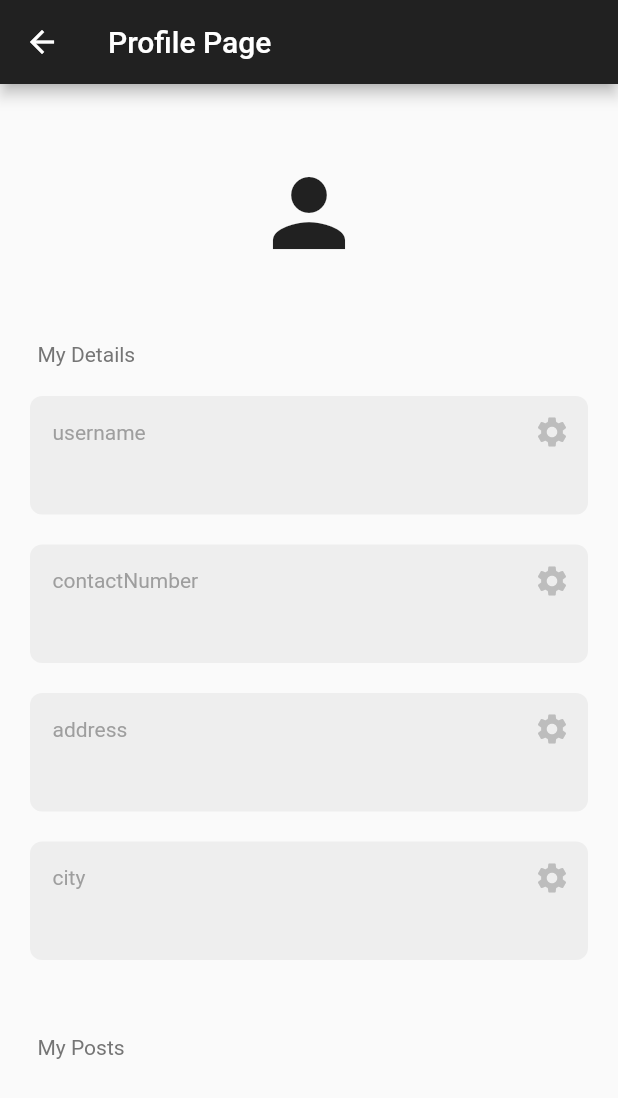
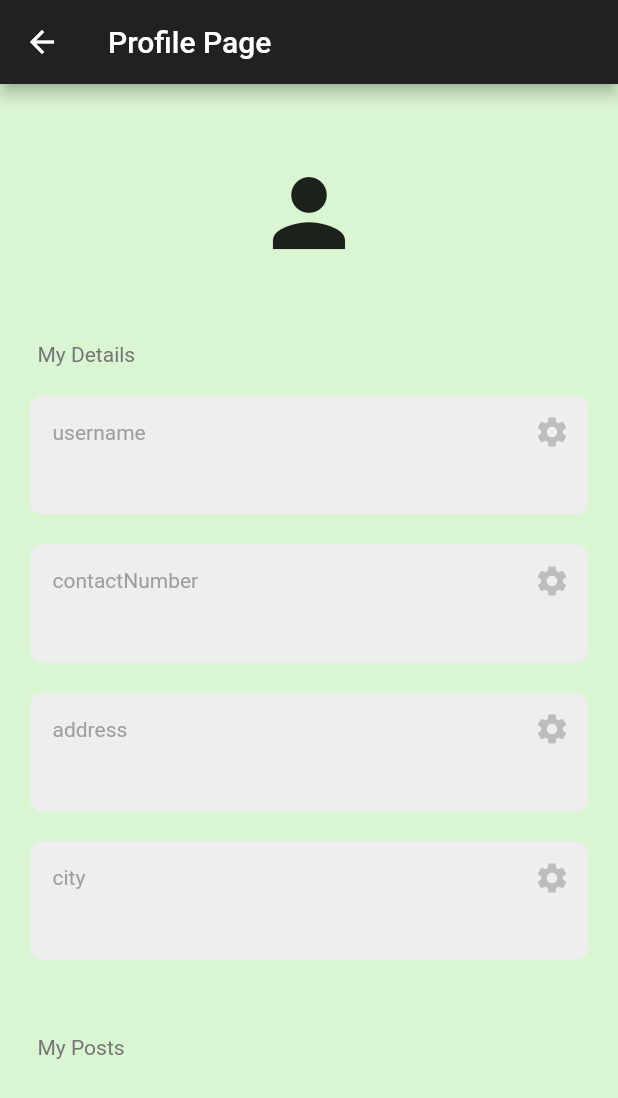
Before and after one commit to OmeshSachethana/UEE_Project, a Flutter app: the ProfilePage screen opened directly, on a phone screen of 412 x 824 dp. Shown: the top 1098 px of the screen. Run offline on Flutter 3.47's test engine with Material 2 defaults, Android fonts, the phone set to English and light mode, and no system bars; our stand-ins replace cloud_firestore, firebase_auth, firebase_core, firebase_storage, google_sign_in, image_picker and 1 more; accounts and stored records are empty.

Commit message:
changed bg colors

```diff
--- a/lib/pages/my_products_page.dart
+++ b/lib/pages/my_products_page.dart
@@ -230,6 +230,7 @@ class MyProductsPage extends StatelessWidget {
           ),
         ],
       ),
+      backgroundColor: Color.fromARGB(255, 218, 245, 209),
       body: StreamBuilder(
         stream: FirebaseFirestore.instance
             .collection('products')
--- a/lib/pages/product_details_page.dart
+++ b/lib/pages/product_details_page.dart
@@ -66,6 +66,7 @@ class _ExchangePageState extends State<ExchangePage> {
   @override
   Widget build(BuildContext context) {
     return Scaffold(
+      backgroundColor: Color.fromARGB(255, 218, 245, 209),
       body: SingleChildScrollView(
         padding: const EdgeInsets.all(16.0),
         child: Column(
--- a/lib/pages/profile_page.dart
+++ b/lib/pages/profile_page.dart
@@ -72,6 +72,7 @@ class _ProfilePageState extends State<ProfilePage> {
         title: const Text("Profile Page"),
         backgroundColor: Colors.grey[900],
       ),
+      backgroundColor: Color.fromARGB(255, 218, 245, 209),
       body: StreamBuilder<DocumentSnapshot>(
         stream: FirebaseFirestore.instance
             .collection("Users")
--- a/lib/pages/sample_product_page.dart
+++ b/lib/pages/sample_product_page.dart
@@ -22,6 +22,7 @@ class ProductPage extends StatelessWidget {
   @override
   Widget build(BuildContext context) {
     return Scaffold(
+      backgroundColor: Color.fromARGB(255, 218, 245, 209),
       body: StreamBuilder<QuerySnapshot>(
         stream: FirebaseFirestore.instance.collection('products').snapshots(),
         builder: (BuildContext context, AsyncSnapshot<QuerySnapshot> snapshot) {
--- a/lib/pages/view_auction_product_page.dart
+++ b/lib/pages/view_auction_product_page.dart
@@ -181,6 +181,7 @@ class _ViewProductPageState extends State<ViewProductPage> {
       appBar: AppBar(
         title: Text(data['name']),
       ),
+      backgroundColor: Color.fromARGB(255, 218, 245, 209),
       body: SingleChildScrollView(
         child: Padding(
           padding: const EdgeInsets.all(16.0),
```
